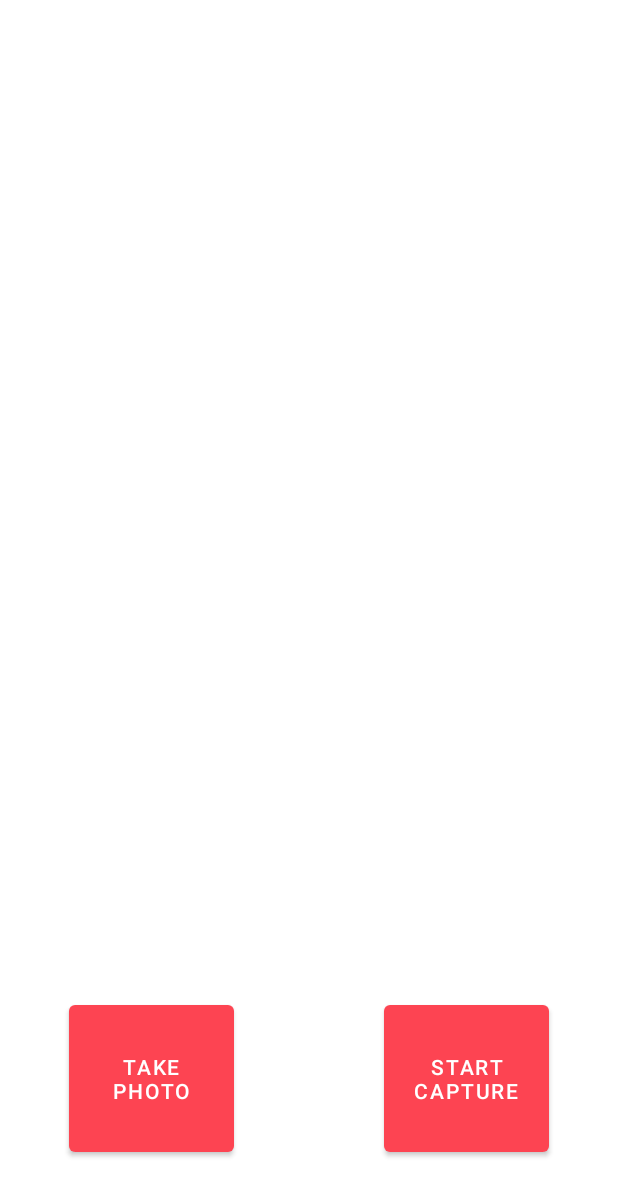
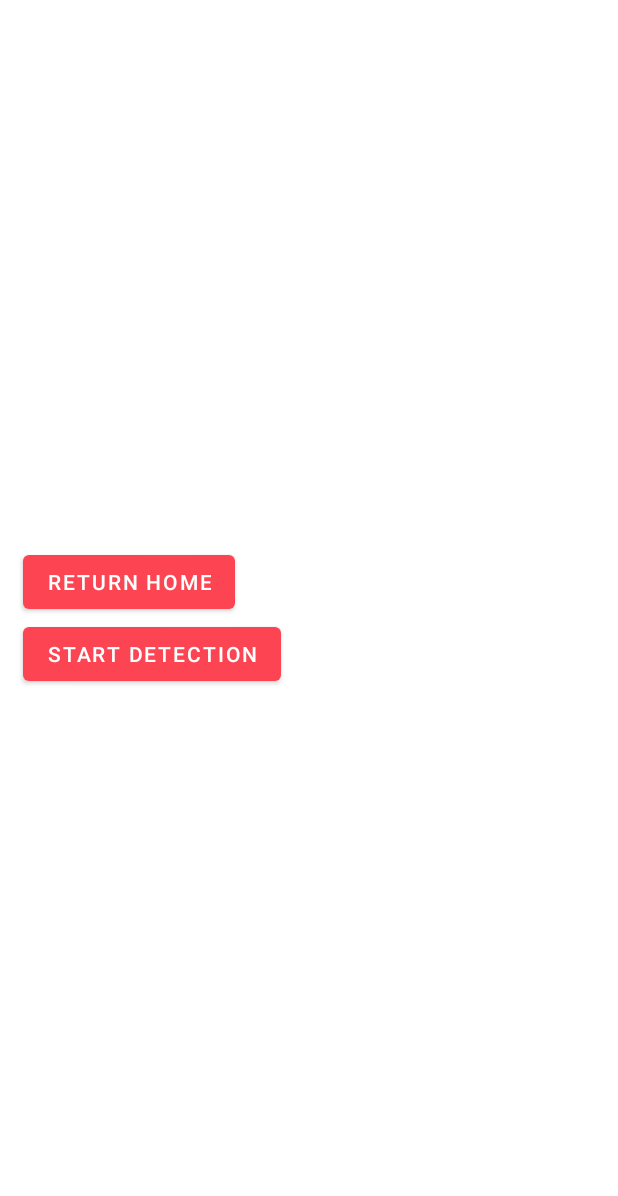
Before and after one commit to Profesor-B/heartwise-app, an Android app: the layout activity_camera_monitor.xml on its own in the app's theme, with its tools: preview values and no code run, on a phone screen of 412 x 824 dp. Shown: the top 1196 px of the screen. Run offline under Robolectric (Android 15) with nearby library versions, the phone set to English and light mode, and no system bars; Roboto replaces fonts that are not available here.

Commit message:
Add eye detection and forehead calculation (still in progress)

```diff
--- a/app/src/main/res/layout/activity_camera_monitor.xml
+++ b/app/src/main/res/layout/activity_camera_monitor.xml
@@ -1,48 +1,35 @@
 <?xml version="1.0" encoding="utf-8"?>
-<androidx.constraintlayout.widget.ConstraintLayout xmlns:android="http://schemas.android.com/apk/res/android"
+<LinearLayout xmlns:android="http://schemas.android.com/apk/res/android"
     xmlns:app="http://schemas.android.com/apk/res-auto"
-    xmlns:tools="http://schemas.android.com/tools"
     android:id="@+id/main"
     android:layout_width="match_parent"
     android:layout_height="match_parent"
-    tools:context=".CameraMonitor">
-
-    <Button
-        android:id="@+id/image_capture_button"
-        android:layout_width="110dp"
-        android:layout_height="110dp"
-        android:layout_marginBottom="50dp"
-        android:layout_marginEnd="50dp"
-        android:elevation="2dp"
-        android:text="@string/take_photo"
-        app:layout_constraintBottom_toBottomOf="parent"
-        app:layout_constraintLeft_toLeftOf="parent"
-        app:layout_constraintEnd_toStartOf="@id/vertical_centerline" />
-
-    <Button
-        android:id="@+id/video_capture_button"
-        android:layout_width="110dp"
-        android:layout_height="110dp"
-        android:layout_marginBottom="50dp"
-        android:layout_marginStart="50dp"
-        android:elevation="2dp"
-        android:text="@string/start_capture"
-        app:layout_constraintBottom_toBottomOf="parent"
-        app:layout_constraintStart_toEndOf="@id/vertical_centerline" />
-
-    <androidx.constraintlayout.widget.Guideline
-        android:id="@+id/vertical_centerline"
+    android:orientation="horizontal">
+    <LinearLayout
         android:layout_width="wrap_content"
         android:layout_height="wrap_content"
-        android:orientation="vertical"
-        app:layout_constraintGuide_percent=".50" />
-
+        android:layout_gravity="center"
+        android:orientation="vertical">
+        <Button
+            android:layout_width="wrap_content"
+            android:layout_height="wrap_content"
+            android:text="Return home"
+            android:gravity="center"
+            android:layout_marginHorizontal="15dp"
+            />
+        <Button
+            android:layout_width="wrap_content"
+            android:layout_height="wrap_content"
+            android:text="Start detection"
+            android:gravity="center"
+            android:layout_marginHorizontal="15dp"
+            />
+    </LinearLayout>
     <ImageView
+        android:id="@+id/opencv_image"
         android:layout_width="match_parent"
         android:layout_height="match_parent"
-        android:id="@+id/opencv_image"
-        app:layout_constraintTop_toTopOf="parent"
         app:layout_constraintStart_toStartOf="parent"
-        />
+        app:layout_constraintTop_toTopOf="parent" />
 
-</androidx.constraintlayout.widget.ConstraintLayout>
+</LinearLayout>
```
Also changed, not shown: app/src/main/java/com/example/heartwise/CameraMonitor.kt (+90 -13 lines).
